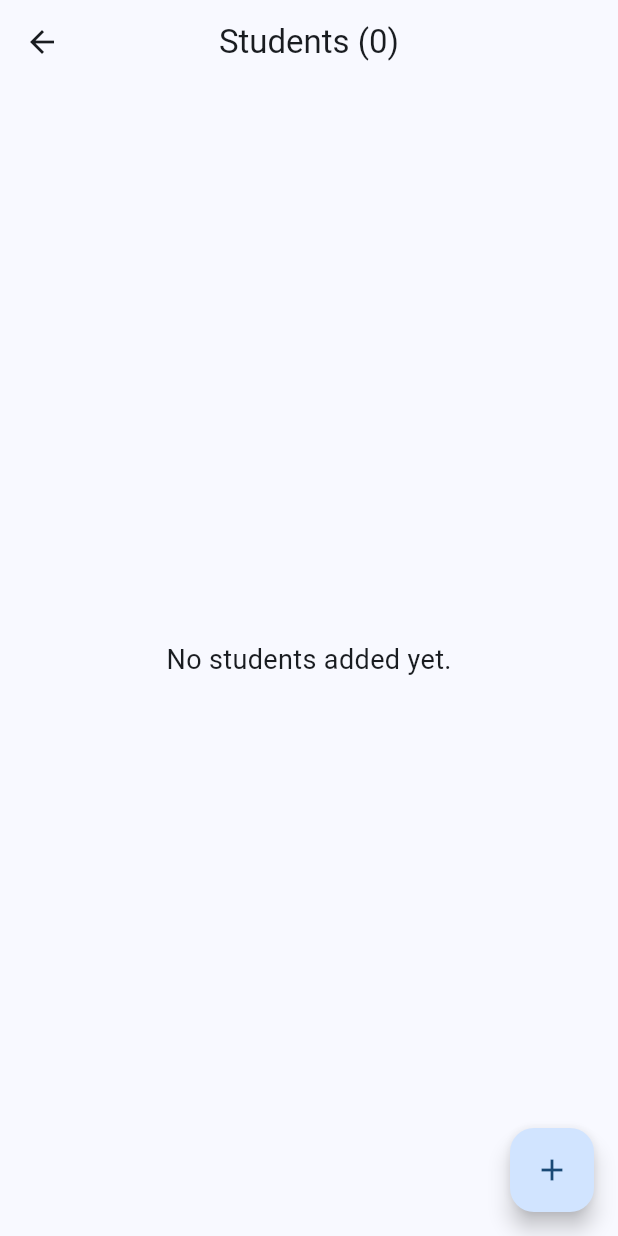
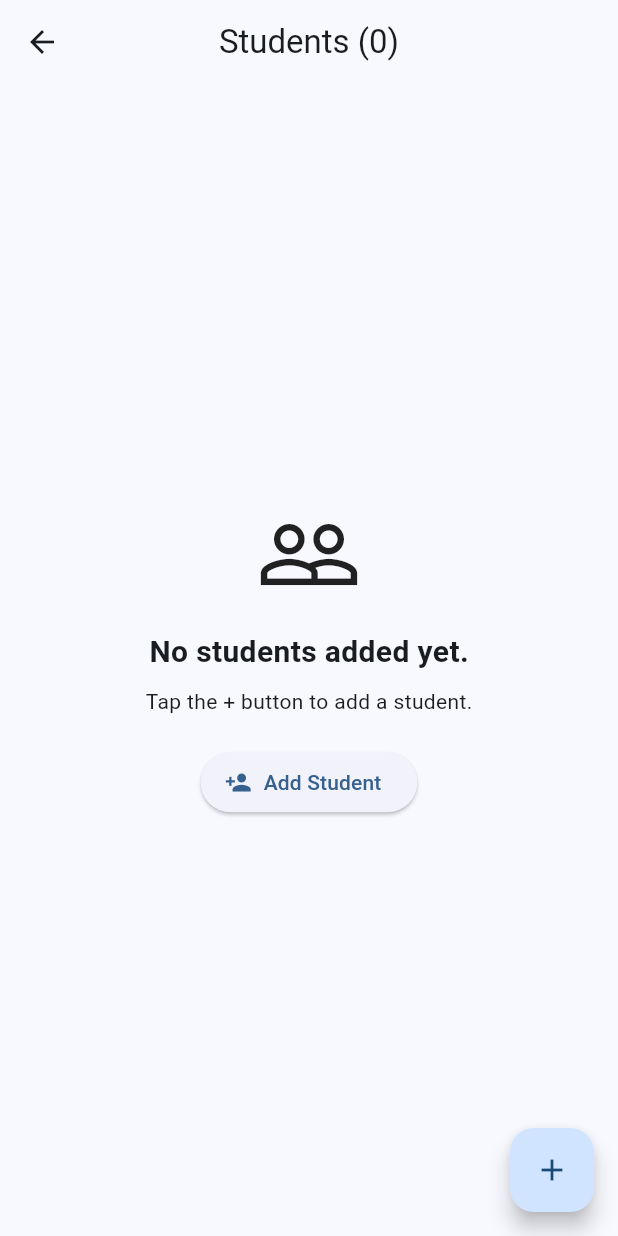
Before and after one commit to harshithpenmetsa/student-attendance-tracker, a Flutter app: the screen it shows after launch, after a tap on "Add Student", on a phone screen of 412 x 824 dp. Run offline on Flutter 3.47's test engine with Material 3 defaults, Android fonts, the phone set to English and light mode, and no system bars.

Commit message:
Day 3: Add edit and delete student management

```diff
--- a/lib/models/student.dart
+++ b/lib/models/student.dart
@@ -1,7 +1,7 @@
 class Student {
   final int id;
-  final String name;
-  final String rollNumber;
+  String name;
+  String rollNumber;
 
   int presentDays;
   int absentDays;
--- a/lib/screens/add_student_screen.dart
+++ b/lib/screens/add_student_screen.dart
@@ -2,7 +2,9 @@ import 'package:flutter/material.dart';
 import '../models/student.dart';
 
 class AddStudentScreen extends StatefulWidget {
-  const AddStudentScreen({super.key});
+  final Student? student;
+
+  const AddStudentScreen({super.key, this.student});
 
   @override
   State<AddStudentScreen> createState() => _AddStudentScreenState();
@@ -11,6 +13,18 @@ class AddStudentScreen extends StatefulWidget {
 class _AddStudentScreenState extends State<AddStudentScreen> {
   final TextEditingController nameController = TextEditingController();
   final TextEditingController rollNumberController = TextEditingController();
+
+  bool get isEditing => widget.student != null;
+
+  @override
+  void initState() {
+    super.initState();
+
+    if (widget.student != null) {
+      nameController.text = widget.student!.name;
+      rollNumberController.text = widget.student!.rollNumber;
+    }
+  }
 
   @override
   void dispose() {
@@ -32,6 +46,12 @@ class _AddStudentScreenState extends State<AddStudentScreen> {
       return;
     }
 
+    if (isEditing) {
+      widget.student!.name = name;
+      widget.student!.rollNumber = rollNumber;
+
+      Navigator.pop(context, widget.student);
+    } else {
       final student = Student(
         id: DateTime.now().millisecondsSinceEpoch,
         name: name,
@@ -40,11 +60,15 @@ class _AddStudentScreenState extends State<AddStudentScreen> {
 
       Navigator.pop(context, student);
     }
+  }
 
   @override
   Widget build(BuildContext context) {
     return Scaffold(
-      appBar: AppBar(title: const Text('Add Student'), centerTitle: true),
+      appBar: AppBar(
+        title: Text(isEditing ? 'Edit Student' : 'Add Student'),
+        centerTitle: true,
+      ),
 
       body: Padding(
         padding: const EdgeInsets.all(16.0),
@@ -52,9 +76,9 @@ class _AddStudentScreenState extends State<AddStudentScreen> {
         child: Column(
           crossAxisAlignment: CrossAxisAlignment.start,
           children: [
-            const Text(
-              'Student Details',
-              style: TextStyle(fontSize: 24, fontWeight: FontWeight.bold),
+            Text(
+              isEditing ? 'Edit Student Details' : 'Student Details',
+              style: const TextStyle(fontSize: 24, fontWeight: FontWeight.bold),
             ),
 
             const SizedBox(height: 24),
@@ -88,8 +112,8 @@ class _AddStudentScreenState extends State<AddStudentScreen> {
               height: 50,
               child: ElevatedButton.icon(
                 onPressed: saveStudent,
-                icon: const Icon(Icons.save),
-                label: const Text('Add Student'),
+                icon: Icon(isEditing ? Icons.update : Icons.save),
+                label: Text(isEditing ? 'Update Student' : 'Add Student'),
               ),
             ),
           ],
--- a/lib/screens/student_list_screen.dart
+++ b/lib/screens/student_list_screen.dart
@@ -26,6 +26,56 @@ class _StudentListScreenState extends State<StudentListScreen> {
     }
   }
 
+  Future<void> editStudent(Student student) async {
+    final Student? updatedStudent = await Navigator.push<Student>(
+      context,
+      MaterialPageRoute(
+        builder: (context) => AddStudentScreen(student: student),
+      ),
+    );
+
+    if (updatedStudent != null) {
+      setState(() {});
+    }
+  }
+
+  Future<void> deleteStudent(Student student) async {
+    final bool? shouldDelete = await showDialog<bool>(
+      context: context,
+      builder: (context) {
+        return AlertDialog(
+          title: const Text('Delete Student'),
+          content: Text('Are you sure you want to delete ${student.name}?'),
+          actions: [
+            TextButton(
+              onPressed: () {
+                Navigator.pop(context, false);
+              },
+              child: const Text('Cancel'),
+            ),
+
+            ElevatedButton(
+              onPressed: () {
+                Navigator.pop(context, true);
+              },
+              child: const Text('Delete'),
+            ),
+          ],
+        );
+      },
+    );
+
+    if (shouldDelete == true) {
+      setState(() {
+        widget.students.remove(student);
+      });
+
+      ScaffoldMessenger.of(
+        context,
+      ).showSnackBar(SnackBar(content: Text('${student.name} deleted')));
+    }
+  }
+
   @override
   Widget build(BuildContext context) {
     return Scaffold(
@@ -35,10 +85,31 @@ class _StudentListScreenState extends State<StudentListScreen> {
       ),
 
       body: widget.students.isEmpty
-          ? const Center(
-              child: Text(
-                'No students added yet.',
-                style: TextStyle(fontSize: 18),
+          ? Center(
+              child: Column(
+                mainAxisAlignment: MainAxisAlignment.center,
+                children: [
+                  const Icon(Icons.people_outline, size: 70),
+
+                  const SizedBox(height: 16),
+
+                  const Text(
+                    'No students added yet.',
+                    style: TextStyle(fontSize: 20, fontWeight: FontWeight.bold),
+                  ),
+
+                  const SizedBox(height: 8),
+
+                  const Text('Tap the + button to add a student.'),
+
+                  const SizedBox(height: 20),
+
+                  ElevatedButton.icon(
+                    onPressed: openAddStudentScreen,
+                    icon: const Icon(Icons.person_add),
+                    label: const Text('Add Student'),
+                  ),
+                ],
               ),
             )
           : ListView.builder(
@@ -59,7 +130,6 @@ class _StudentListScreenState extends State<StudentListScreen> {
 
                     subtitle: Text('Roll Number: ${student.rollNumber}'),
 
-                    trailing: const Icon(Icons.arrow_forward_ios, size: 18),
                     onTap: () {
                       Navigator.push(
                         context,
@@ -71,6 +141,40 @@ class _StudentListScreenState extends State<StudentListScreen> {
                         setState(() {});
                       });
                     },
+
+                    trailing: PopupMenuButton<String>(
+                      onSelected: (value) {
+                        if (value == 'edit') {
+                          editStudent(student);
+                        } else if (value == 'delete') {
+                          deleteStudent(student);
+                        }
+                      },
+
+                      itemBuilder: (context) => [
+                        const PopupMenuItem(
+                          value: 'edit',
+                          child: Row(
+                            children: [
+                              Icon(Icons.edit),
+                              SizedBox(width: 10),
+                              Text('Edit'),
+                            ],
+                          ),
+                        ),
+
+                        const PopupMenuItem(
+                          value: 'delete',
+                          child: Row(
+                            children: [
+                              Icon(Icons.delete),
+                              SizedBox(width: 10),
+                              Text('Delete'),
+                            ],
+                          ),
+                        ),
+                      ],
+                    ),
                   ),
                 );
               },
```
Lines whose indentation alone changed are shown as unchanged.
